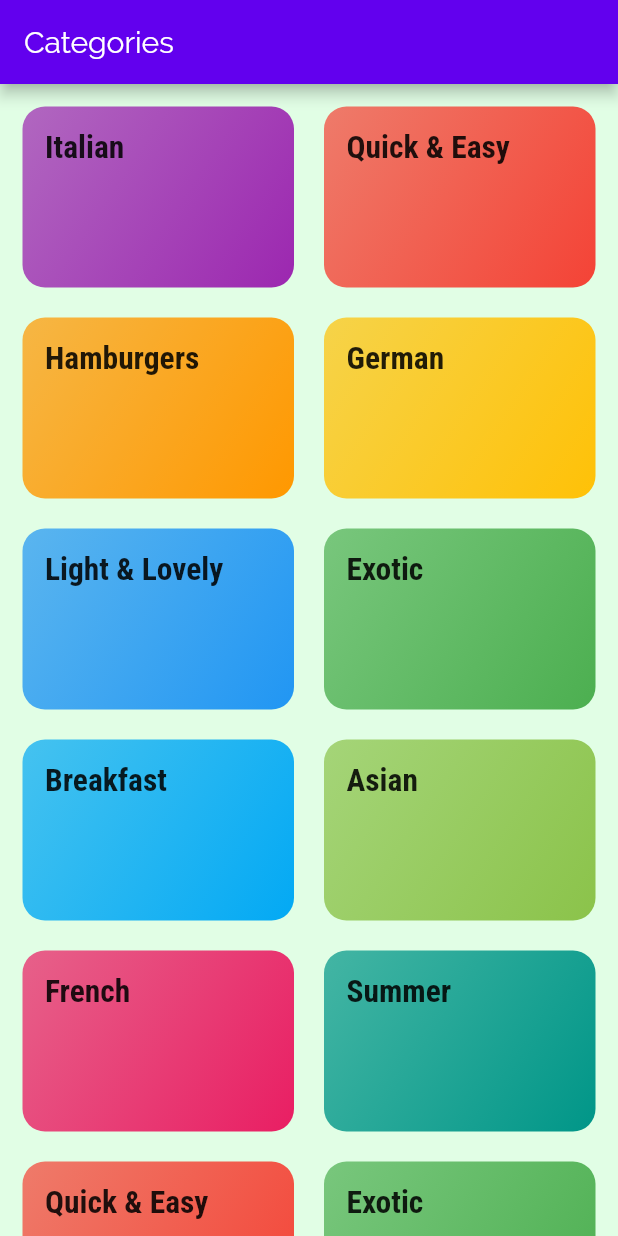
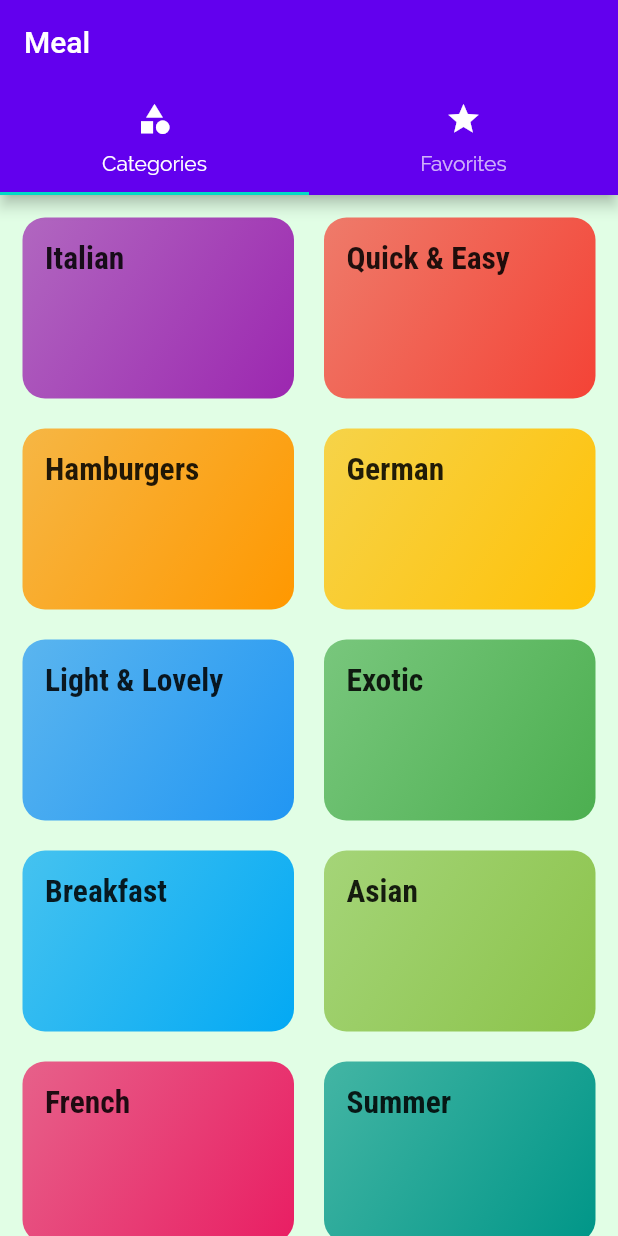
Before and after one commit to hanan0998/Meal-Categroy, a Flutter app: the screen it shows after launch, on a phone screen of 412 x 824 dp. Run offline on Flutter 3.47's test engine with Material 2 defaults, Android fonts, the phone set to English and light mode, and no system bars.

Commit message:
Day3 Completed! with Appbar below TabBar

```diff
--- a/lib/main.dart
+++ b/lib/main.dart
@@ -1,6 +1,10 @@
 import 'package:flutter/material.dart';
+
+import './screens/tabs_screen.dart';
+import './screens/favorite_screen.dart';
 import './screens/Categories_screen.dart';
 import './screens/category_details_screen.dart';
+import './screens/meal_detail_screen.dart';
 
 void main() {
   runApp(const MyApp());
@@ -13,6 +17,7 @@ class MyApp extends StatelessWidget {
   @override
   Widget build(BuildContext context) {
     return MaterialApp(
+      debugShowCheckedModeBanner: false,
       title: 'Flutter Demo',
       theme: ThemeData(
           primarySwatch: Colors.pink,
@@ -35,8 +40,16 @@ class MyApp extends StatelessWidget {
       initialRoute: '/',
       routes: {
         // default is '/'
-        '/': (context) => CategoriesScreen(),
+        '/': (context) => TabsScreen(),
         CategoryDetailsScreen.routeName: (context) => CategoryDetailsScreen(),
+        MealDetailScreen.routeName: (context) => MealDetailScreen(),
+      },
+      // onGeneratroute is used when a navigation is occure which is not registered in routes
+      onGenerateRoute: (settings) {
+        // return MaterialPageRoute means it return CategoriesScreen on this case
+        return MaterialPageRoute(
+          builder: (context) => CategoriesScreen(),
+        );
       },
     );
   }
--- a/lib/screens/Categories_screen.dart
+++ b/lib/screens/Categories_screen.dart
@@ -7,18 +7,12 @@ class CategoriesScreen extends StatelessWidget {
 
   @override
   Widget build(BuildContext context) {
-    return Scaffold(
-      appBar: AppBar(
-          title: Text(
-        "Categories",
-        style: TextStyle(fontFamily: 'Raleway'),
-      )),
-      body: GridView(
+    return GridView(
       padding: const EdgeInsets.all(15),
       children: [
         ...DUMMY_CATEGORIES
-                .map((catItem) => CategoryItemWidget(
-                    catItem.title, catItem.color, catItem.id))
+            .map((catItem) =>
+                CategoryItemWidget(catItem.title, catItem.color, catItem.id))
             .toList(),
       ],
       gridDelegate: SliverGridDelegateWithMaxCrossAxisExtent(
@@ -27,7 +21,7 @@ class CategoriesScreen extends StatelessWidget {
           // ratio between height and width
           childAspectRatio: 1.5, // 3/2 = 1.5
           crossAxisSpacing: 20,
-              mainAxisSpacing: 20)),
+          mainAxisSpacing: 20),
     );
   }
 }
--- /dev/null
+++ b/lib/screens/tabs_screen.dart
@@ -0,0 +1,46 @@
+import 'package:flutter/material.dart';
+import './Categories_screen.dart';
+import './favorite_screen.dart';
+
+class TabsScreen extends StatefulWidget {
+  const TabsScreen({super.key});
+
+  @override
+  State<TabsScreen> createState() => _TabsScreenState();
+}
+
+class _TabsScreenState extends State<TabsScreen> {
+  @override
+  Widget build(BuildContext context) {
+    return DefaultTabController(
+      // to tell which tab will be open as default tab
+      initialIndex: 0,
+      length: 2,
+      child: Scaffold(
+        appBar: AppBar(
+          title: Text("Meal"),
+          bottom: TabBar(
+            labelColor: Colors.white,
+            tabs: [
+              Tab(
+                icon: Icon(
+                  Icons.category,
+                  color: Colors.white,
+                ),
+                text: 'Categories',
+              ),
+              Tab(
+                icon: Icon(
+                  Icons.star,
+                  color: Colors.white,
+                ),
+                text: 'Favorites',
+              ),
+            ],
+          ),
+        ),
+        body: TabBarView(children: [CategoriesScreen(), FavoriteScreen()]),
+      ),
+    );
+  }
+}
```
Also changed, not shown: lib/screens/category_details_screen.dart (+7 -1 lines), lib/screens/favorite_screen.dart (added, +12 -0 lines), lib/screens/meal_detail_screen.dart (added, +92 -0 lines), lib/widgets/mealItemWidget.dart (+80 -4 lines). Lines whose indentation alone changed are shown as unchanged.
